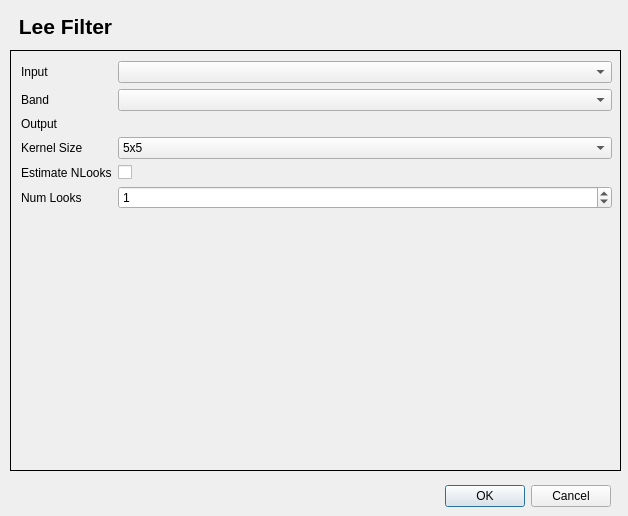
Before: the Qt Designer form speckle_filter/speckle_filter_dialog_base.ui in AUGSignals/qgis-plugins, drawn with Qt 5.
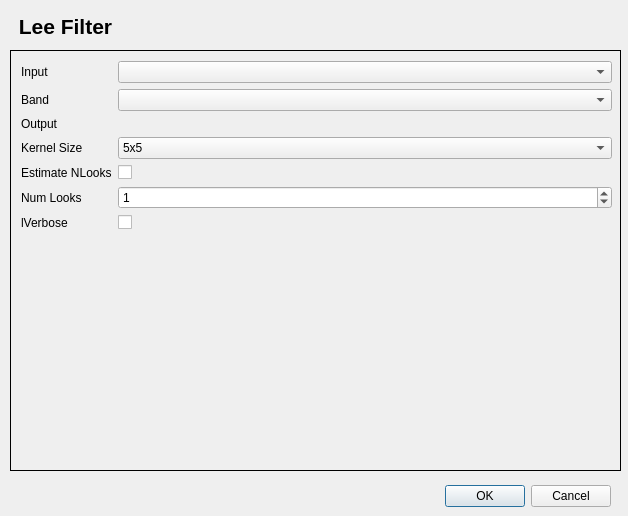
After: the same form once the commit is applied. Custom widgets are drawn as their Qt base class.

Commit message: Added verbose checkbox to all speckle filters

What changed in the file:
```diff
--- a/speckle_filter/speckle_filter_dialog_base.ui
+++ b/speckle_filter/speckle_filter_dialog_base.ui
@@ -195,6 +195,20 @@
       <item row="1" column="1">
        <widget class="QgsRasterBandComboBox" name="bandIndexQgsRasterBandComboBox"/>
       </item>
+      <item row="6" column="0">
+       <widget class="QLabel" name="label_2">
+        <property name="text">
+         <string>lVerbose</string>
+        </property>
+       </widget>
+      </item>
+      <item row="6" column="1">
+       <widget class="QCheckBox" name="verboseCheckBox">
+        <property name="text">
+         <string/>
+        </property>
+       </widget>
+      </item>
      </layout>
     </widget>
    </widget>
```
The commit also changes 5 other files.
